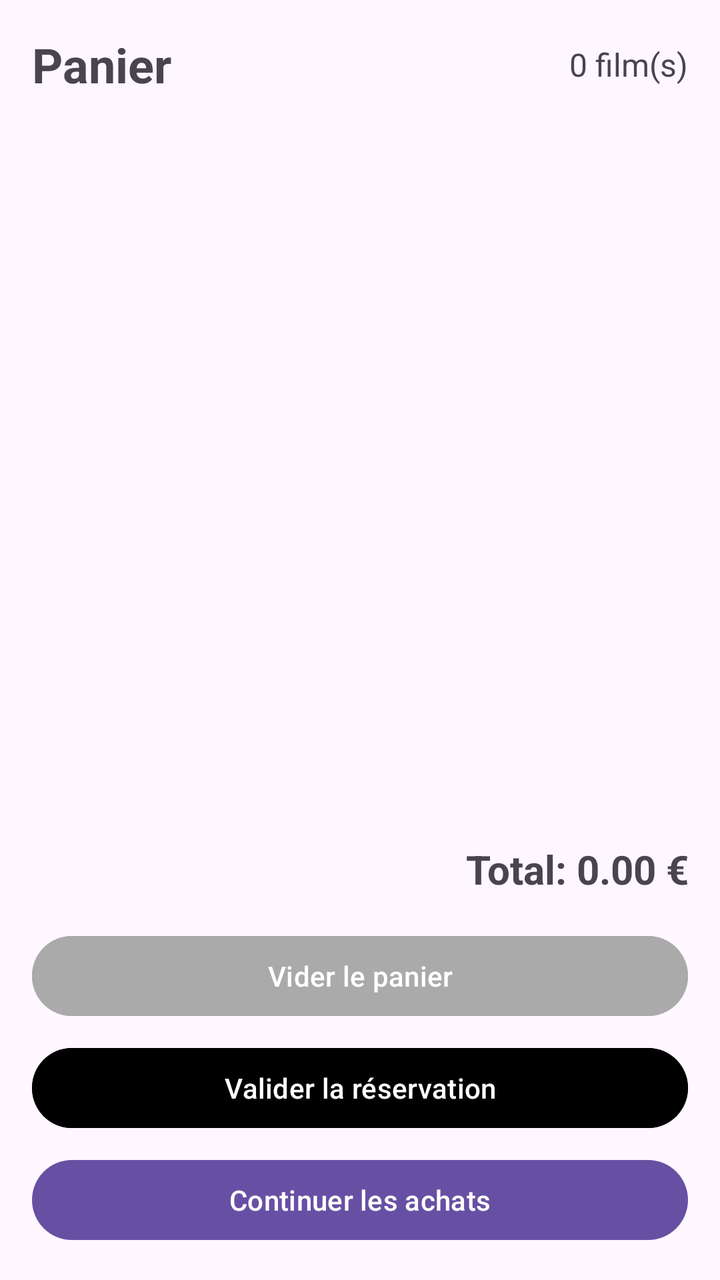
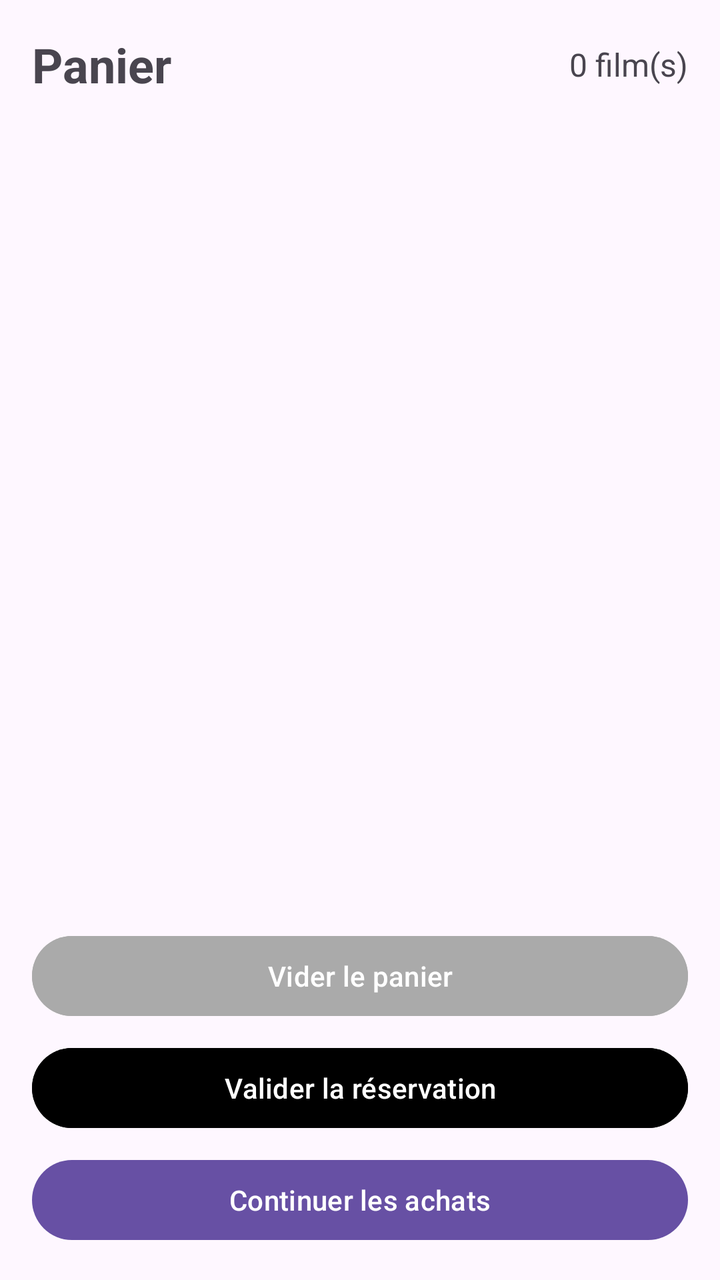

An Android layout rendered at two revisions. The XML below is the earlier revision; the diff shows what the commit changed to produce the second picture.
<!-- AndroidManifest.xml: application theme Theme.Applicationrftg -->
<!-- res/layout/activity_panier.xml -->
<?xml version="1.0" encoding="utf-8"?>
<LinearLayout xmlns:android="http://schemas.android.com/apk/res/android"
    android:layout_width="match_parent"
    android:layout_height="match_parent"
    android:orientation="vertical"
    android:padding="16dp">

    
    <LinearLayout
        android:layout_width="match_parent"
        android:layout_height="wrap_content"
        android:orientation="horizontal"
        android:gravity="center_vertical"
        android:layout_marginBottom="16dp">

        <TextView
            android:id="@+id/tvPanierTitre"
            android:layout_width="0dp"
            android:layout_height="wrap_content"
            android:layout_weight="1"
            android:text="Panier"
            android:textSize="24sp"
            android:textStyle="bold"/>

        <TextView
            android:id="@+id/tvNombreItems"
            android:layout_width="wrap_content"
            android:layout_height="wrap_content"
            android:text="0 film(s)"
            android:textSize="16sp"/>
    </LinearLayout>

    
    <ListView
        android:id="@+id/lvPanier"
        android:layout_width="match_parent"
        android:layout_height="0dp"
        android:layout_weight="1"
        android:divider="@android:color/darker_gray"
        android:dividerHeight="1dp"/>

    
    <TextView
        android:id="@+id/tvPanierVide"
        android:layout_width="match_parent"
        android:layout_height="0dp"
        android:layout_weight="1"
        android:text="Votre panier est vide"
        android:textSize="18sp"
        android:gravity="center"
        android:visibility="gone"/>

    
    <LinearLayout
        android:layout_width="match_parent"
        android:layout_height="wrap_content"
        android:orientation="vertical"
        android:layout_marginTop="16dp">

        <TextView
            android:id="@+id/tvPrixTotal"
            android:layout_width="match_parent"
            android:layout_height="wrap_content"
            android:text="Total: 0.00 €"
            android:textSize="20sp"
            android:textStyle="bold"
            android:gravity="end"
            android:layout_marginBottom="16dp"/>

        <Button
            android:id="@+id/btnViderPanier"
            android:layout_width="match_parent"
            android:layout_height="wrap_content"
            android:text="Vider le panier"
            android:onClick="onViderPanierClicked"
            android:backgroundTint="@android:color/darker_gray"
            android:layout_marginBottom="8dp"/>

        <Button
            android:id="@+id/btnValiderReservation"
            android:layout_width="match_parent"
            android:layout_height="wrap_content"
            android:text="Valider la réservation"
            android:onClick="onValiderClicked"
            android:backgroundTint="@android:color/black"/>

        <Button
            android:id="@+id/btnContinuerAchats"
            android:layout_width="match_parent"
            android:layout_height="wrap_content"
            android:text="Continuer les achats"
            android:onClick="onContinuerAchatsClicked"
            android:layout_marginTop="8dp"/>

    </LinearLayout>

</LinearLayout>
<!-- resources referenced by this layout -->
<resources>
  <style name="Theme.Applicationrftg" parent="Base.Theme.Applicationrftg" />
  <style name="Base.Theme.Applicationrftg" parent="Theme.Material3.DayNight.NoActionBar">
          
          
      </style>
</resources>

<!-- the commit's change to res/layout/activity_panier.xml (unified diff, before → after) -->
@@ -57,16 +57,6 @@
         android:orientation="vertical"
         android:layout_marginTop="16dp">
 
-        <TextView
-            android:id="@+id/tvPrixTotal"
-            android:layout_width="match_parent"
-            android:layout_height="wrap_content"
-            android:text="Total: 0.00 €"
-            android:textSize="20sp"
-            android:textStyle="bold"
-            android:gravity="end"
-            android:layout_marginBottom="16dp"/>
-
         <Button
             android:id="@+id/btnViderPanier"
             android:layout_width="match_parent"
